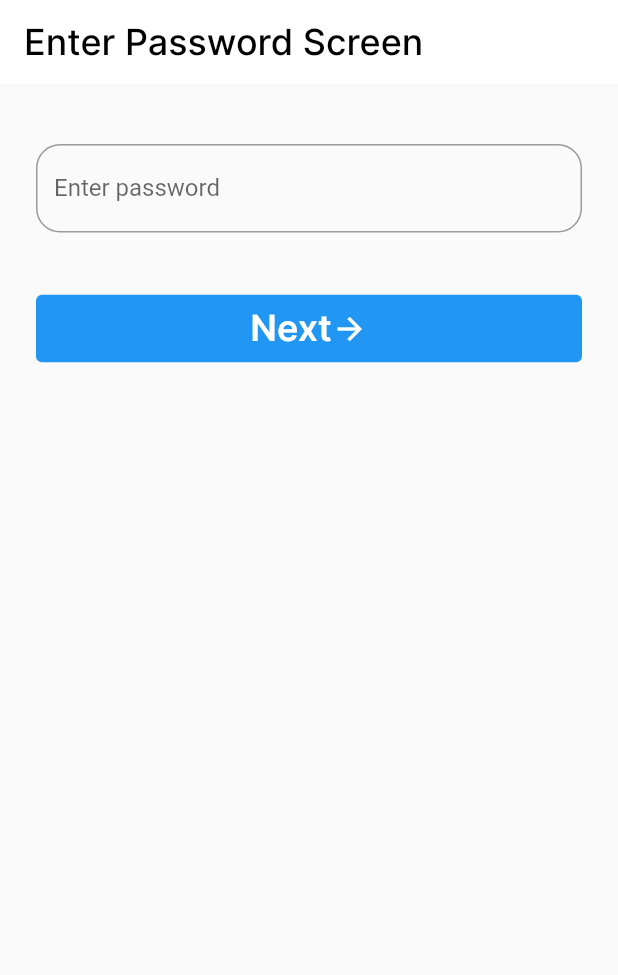
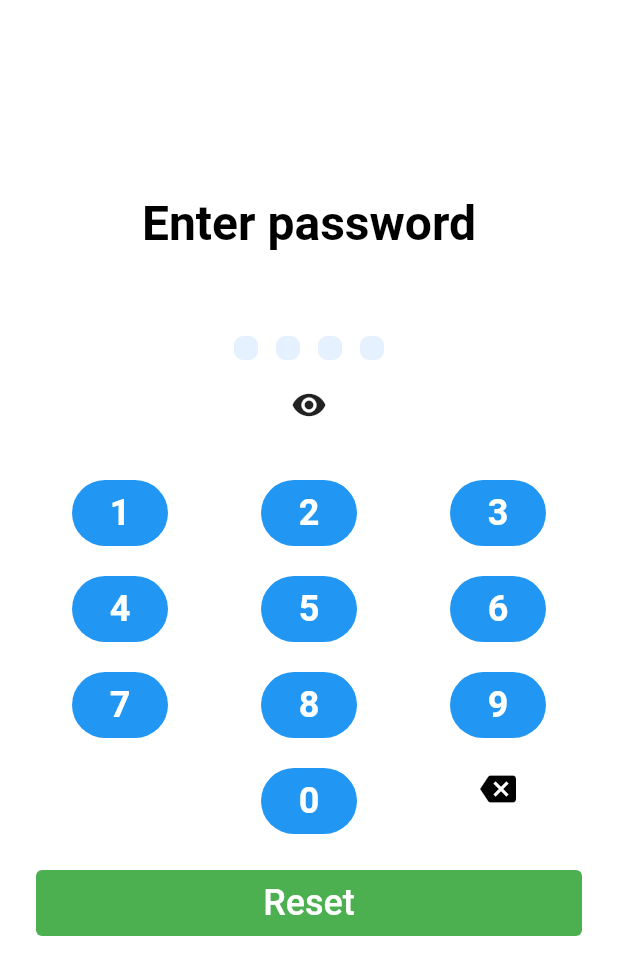
Before and after one commit to jasurbekqochqorov/homework_project, a Flutter app: the screen it shows after launch, on a phone screen of 412 x 824 dp. Shown: the top 975 px of the screen. Run offline on Flutter 3.47's test engine with Material 3 defaults, Android fonts, the phone set to English and light mode, and no system bars; our stand-ins replace flutter_bloc, shared_preferences.

Commit message:
homework_16_3

```diff
--- a/lib/cubits/password/check_password.dart
+++ b/lib/cubits/password/check_password.dart
@@ -1,53 +1,40 @@
+import 'package:flutter/material.dart';
+import 'package:flutter_bloc/flutter_bloc.dart';
+import 'package:homework12/screens/countries/currencies_screen.dart';
+import 'package:homework12/utils/colors/app_colors.dart';
+import 'package:homework12/utils/styles/app_text_style.dart';
+import '../../data/local/storage_repository.dart';
 
 
-import 'package:flutter/cupertino.dart';
-import 'package:flutter/material.dart';
-import 'package:flutter_bloc/flutter_bloc.dart';
+class CheckCubit extends Cubit<String> {
+  CheckCubit() : super("");
 
-import '../../data/local/storage_repository.dart';
-import '../../screens/payme/home_screen.dart';
-import '../../screens/payme/register/comfirmation_password_screen.dart';
-import '../../utils/colors/app_colors.dart';
-import '../../utils/styles/app_text_style.dart';
-
-class CheckPassword extends Cubit<String>{
-  CheckPassword():super("");
-
-
-  enterPassword(String value){
-    emit(value);
-  }
-
-  void savePassword(BuildContext context,String password){
-    if(password.isNotEmpty && password.length==4 ){
-      StorageRepository.setString(key: 'password', value:password);
-      Navigator.push(context,MaterialPageRoute(builder: (context){
-        return const ConfirmationPasswordScreen();
-      }));
-    }
-    else{
-      ScaffoldMessenger.of(context).showSnackBar(
-          SnackBar(
-              backgroundColor:Colors.red,
-              content:Text('Password not entered or error',style: AppTextStyle.interMedium.copyWith(
-                  color: AppColors.white,fontSize:20
-              ),)));
+  void createPassword(String pinCode) {
+    if(StorageRepository.getString(key: 'pin_code').isEmpty){
+      StorageRepository.setString(
+        key: "pin_code",
+        value: pinCode,
+      );
     }
   }
 
-  void confirmPassword(BuildContext context,String password){
-    if(StorageRepository.getString(key: 'password')==password)
-    {
+  void toCheckPinCode(String pinCode, BuildContext context) {
+    if (StorageRepository.getString(key: "pin_code") == pinCode) {
+      Navigator.pushReplacement(
+        context,
+        MaterialPageRoute(
+          builder: (context) => const CurrenciesScreen(),
+        ),
+      );
+    }
+    else if(StorageRepository.getString(key: 'pin_code').isNotEmpty){
       ScaffoldMessenger.of(context).showSnackBar(
-          const SnackBar(
-              backgroundColor:Colors.green,
-              content: Text('Password saved')));
-      Navigator.pushReplacement(context, MaterialPageRoute(builder: (context){
-        return const HomeScreen();
-      }));
-    }
-    else{
-      ScaffoldMessenger.of(context).showSnackBar(const SnackBar(content: SnackBar(content: Text('Password is not correct'),)));
+         SnackBar(
+            backgroundColor:Colors.red,
+            content: Text('Password is not correct',style: AppTextStyle.interMedium.copyWith(
+              color:AppColors.white,fontSize:22
+            ),))
+      );
     }
   }
 }
--- a/lib/main.dart
+++ b/lib/main.dart
@@ -1,7 +1,7 @@
 import 'package:flutter/material.dart';
 import 'package:flutter_bloc/flutter_bloc.dart';
 import 'package:homework12/cubits/password/check_password.dart';
-import 'package:homework12/screens/payme/register/enter_password_screen.dart';
+import 'package:homework12/screens/payme/register/password.dart';
 import 'cubits/currency/currency_cubit.dart';
 import 'data/local/storage_repository.dart';
 
@@ -12,7 +12,7 @@ void main() {
     MultiBlocProvider(
       providers: [
         BlocProvider(create: (_) => CurrenciesCubit()..fetchCurrencies()),
-        BlocProvider(create: (_)=>CheckPassword())
+        BlocProvider(create: (_)=>CheckCubit())
       ],
       child: const MyApp(),
     ),
@@ -27,7 +27,7 @@ class MyApp extends StatelessWidget {
     return MaterialApp(
       debugShowCheckedModeBanner: false,
       theme: ThemeData(useMaterial3: false),
-      home: const EnterPasswordScreen(),
+      home: const PinCodeWidget(),
     );
   }
 }
--- a/lib/screens/payme/register/enter_password_screen.dart
+++ /dev/null
@@ -1,63 +0,0 @@
-import 'package:flutter/material.dart';
-import 'package:flutter_bloc/flutter_bloc.dart';
-import 'package:homework12/cubits/password/check_password.dart';
-import 'package:homework12/utils/colors/app_colors.dart';
-import 'package:homework12/utils/styles/app_text_style.dart';
-
-
-class EnterPasswordScreen extends StatefulWidget {
-  const EnterPasswordScreen({super.key});
-
-  @override
-  State<EnterPasswordScreen> createState() => _EnterPasswordScreenState();
-}
-
-class _EnterPasswordScreenState extends State<EnterPasswordScreen> {
-  TextEditingController passwordController =TextEditingController();
-  @override
-  Widget build(BuildContext context) {
-    return Scaffold(
-      appBar:AppBar(
-        backgroundColor: AppColors.white,
-        elevation: 0,
-        title: Text('Enter Password Screen',style: AppTextStyle.interMedium.copyWith(
-          color: AppColors.black,fontSize:24
-        ),),
-      ),
-      body: Padding(
-        padding: const EdgeInsets.symmetric(
-          horizontal: 24,vertical:40
-        ),
-        child: Column(children: [
-          TextField(
-            controller: passwordController,
-            keyboardType: TextInputType.phone,
-            decoration: InputDecoration(
-              labelText: "Enter password",
-              border: OutlineInputBorder(
-                borderRadius: BorderRadius.circular(16),
-                borderSide: BorderSide(width: 1,color: AppColors.black.withOpacity(0.6))
-              )
-            ),
-          ),
-          const SizedBox(height:40,),
-          TextButton(onPressed: (){
-            context.read<CheckPassword>().savePassword(context, passwordController.text);
-          },
-              style:TextButton.styleFrom(
-                backgroundColor: Colors.blue
-              ),
-              child:Row(
-                mainAxisAlignment: MainAxisAlignment.center,
-                children: [
-                  Text('Next',style: AppTextStyle.interSemiBold.copyWith(
-                              color: AppColors.white,fontSize:24
-                            ),),
-                  const Icon(Icons.arrow_forward,color: AppColors.white,)
-                ],
-              ))
-        ],),
-      ),
-    );
-  }
-}
--- /dev/null
+++ b/lib/screens/payme/register/password.dart
@@ -0,0 +1,182 @@
+import 'package:flutter/cupertino.dart';
+import 'package:flutter/material.dart';
+import 'package:flutter_bloc/flutter_bloc.dart';
+
+import '../../../cubits/password/check_password.dart';
+
+class PinCodeWidget extends StatefulWidget {
+  const PinCodeWidget({super.key});
+
+  @override
+  State<PinCodeWidget> createState() => _PinCodeWidgetState();
+}
+
+class _PinCodeWidgetState extends State<PinCodeWidget> {
+  String enteredPin = '';
+  bool isPinVisible = false;
+
+  Widget numButton(int number) {
+    return Padding(
+      padding: const EdgeInsets.only(top: 16),
+      child: TextButton(
+        onPressed: () {
+          setState(() {
+            if (enteredPin.length < 4) {
+              enteredPin += number.toString();
+            }
+          });
+        },
+        style: TextButton.styleFrom(
+          backgroundColor: Colors.blue,
+          shape: RoundedRectangleBorder(
+            borderRadius: BorderRadius.circular(100)
+          )
+        ),
+        child: Text(
+          number.toString(),
+          style: const TextStyle(
+            fontSize: 24,
+            fontWeight: FontWeight.w600,
+            color: Colors.white,
+          ),
+        ),
+      ),
+    );
+  }
+
+  @override
+  Widget build(BuildContext context) {
+    return Scaffold(
+      backgroundColor: Colors.white,
+      body: SafeArea(
+        child: ListView(
+          padding: const EdgeInsets.symmetric(horizontal: 24),
+          physics: const BouncingScrollPhysics(),
+          children: [
+            const SizedBox(
+              height: 130,
+            ),
+            const Center(
+              child: Text(
+                'Enter password',
+                style: TextStyle(
+                  fontSize: 32,
+                  color: Colors.black,
+                  fontWeight: FontWeight.w600,
+                ),
+              ),
+            ),
+            const SizedBox(height: 50),
+            Row(
+              mainAxisAlignment: MainAxisAlignment.center,
+              children: List.generate(
+                4,
+                (index) {
+                  return Container(
+                    margin: const EdgeInsets.all(6.0),
+                    width: isPinVisible ? 50 : 16,
+                    height: isPinVisible ? 50 : 16,
+                    decoration: BoxDecoration(
+                      borderRadius: BorderRadius.circular(6.0),
+                      color: index < enteredPin.length
+                          ? isPinVisible
+                              ? Colors.green
+                              : Colors.grey
+                          : CupertinoColors.activeBlue.withOpacity(0.1),
+                    ),
+                    child: isPinVisible && index < enteredPin.length
+                        ? Center(
+                            child: Text(
+                              enteredPin[index],
+                              style: const TextStyle(
+                                fontSize: 17,
+                                color: Colors.white,
+                                fontWeight: FontWeight.w700,
+                              ),
+                            ),
+                          )
+                        : null,
+                  );
+                },
+              ),
+            ),
+            IconButton(
+              onPressed: () {
+                setState(() {
+                  isPinVisible = !isPinVisible;
+                });
+              },
+              icon: Icon(
+                isPinVisible ? Icons.visibility_off : Icons.visibility,
+              ),
+            ),
+            SizedBox(height: isPinVisible ? 50.0 : 8.0),
+            for (var i = 0; i < 3; i++)
+              Padding(
+                padding: const EdgeInsets.symmetric(horizontal: 24),
+                child: Row(
+                  mainAxisAlignment: MainAxisAlignment.spaceBetween,
+                  children: List.generate(
+                    3,
+                    (index) => numButton(1 + 3 * i + index),
+                  ).toList(),
+                ),
+              ),
+            Padding(
+              padding: const EdgeInsets.symmetric(horizontal: 24),
+              child: Row(
+                mainAxisAlignment: MainAxisAlignment.spaceBetween,
+                children: [
+                  const TextButton(onPressed: null, child: SizedBox()),
+                  numButton(0),
+                  TextButton(
+                    onPressed: () {
+                      setState(
+                        () {
+                          if (enteredPin.isNotEmpty) {
+                            enteredPin =
+                                enteredPin.substring(0, enteredPin.length - 1);
+                          }
+                        },
+                      );
+                    },
+                    style: TextButton.styleFrom(
+                    ),
+                    child: const Icon(
+                      Icons.backspace,
+                      color: Colors.black,
+                      size: 24,
+                    ),
+                  ),
+                ],
+              ),
+            ),
+            SizedBox(height: 20,),
+            Container(
+              width: double.infinity,
+              child: TextButton(
+                onPressed: () {
+                  context.read<CheckCubit>().toCheckPinCode(enteredPin, context);
+                  context.read<CheckCubit>().createPassword(enteredPin);
+                  setState(() {
+                    enteredPin = '';
+                  });
+                },
+                style: TextButton.styleFrom(
+                  backgroundColor:Colors.green
+                ),
+                child: const Text(
+                  'Reset',
+                  style: TextStyle(
+                    fontSize: 24,
+                    color: Colors.white,
+                  ),
+                ),
+              ),
+            ),
+          ],
+        ),
+      ),
+    );
+  }
+}
```
Also changed, not shown: lib/screens/payme/enter_password_screen.dart (deleted, +0 -78 lines), lib/screens/payme/home_screen.dart (deleted, +0 -20 lines), lib/screens/payme/register/comfirmation_password_screen.dart (deleted, +0 -68 lines).
